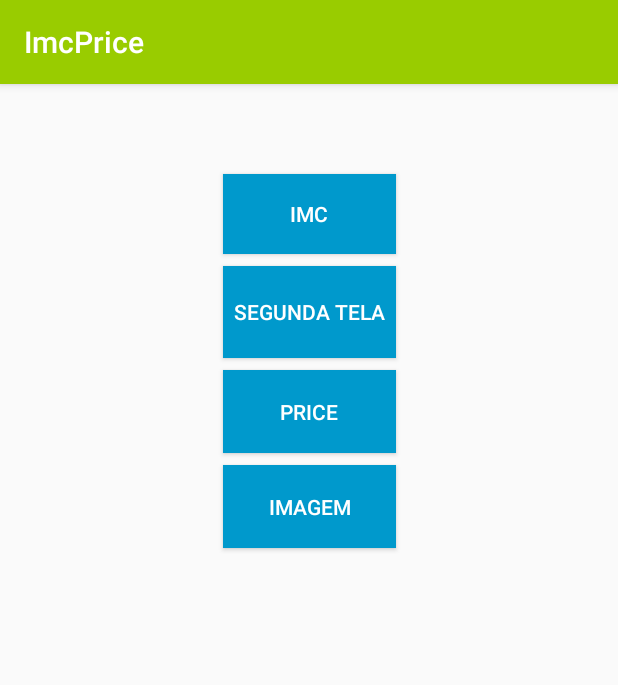
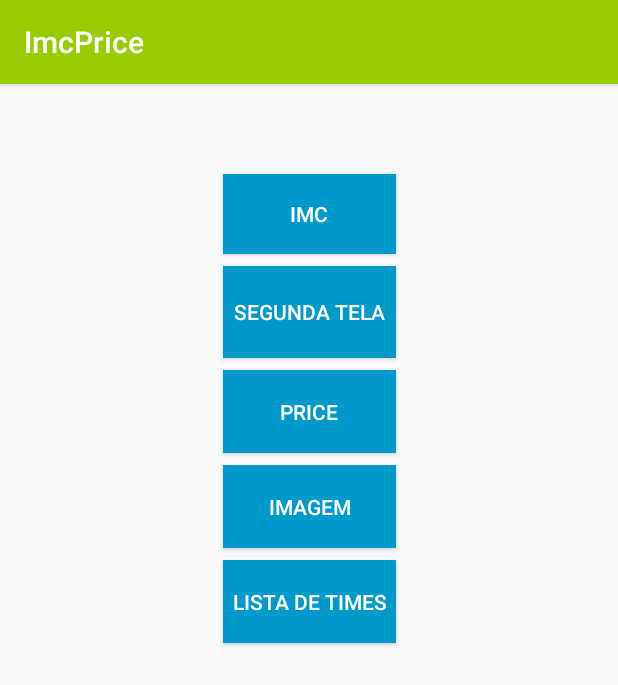
Before and after one commit to heriksonsouza/Logic, an Android app: the screen it shows after launch (MainActivity), on a phone screen of 412 x 824 dp. Shown: the top 685 px of the screen. Run offline under Robolectric (Android 15) with nearby library versions, the phone set to English and light mode, and no system bars.

Commit message:
implementação classe MostarTimesWS e BuscarTimesWS

```diff
--- a/app/build.gradle
+++ b/app/build.gradle
@@ -18,7 +18,6 @@ android {
     }
 }
 
-
 dependencies {
     implementation fileTree(dir: 'libs', include: ['*.jar'])
     implementation 'com.android.support:appcompat-v7:26.0.0-beta1'
--- a/app/src/main/AndroidManifest.xml
+++ b/app/src/main/AndroidManifest.xml
@@ -1,6 +1,7 @@
 <?xml version="1.0" encoding="utf-8"?>
 <manifest xmlns:android="http://schemas.android.com/apk/res/android"
     package="com.price.imc.herikson.imcprice">
+
     <uses-permission android:name="android.permission.INTERNET" />
 
     <application
@@ -21,7 +22,8 @@
         <activity android:name=".TelaPrice" />
         <activity android:name=".SegundaTela" />
         <activity android:name=".FormularioCarro" />
-        <activity android:name=".ApresentarImagem"></activity>
+        <activity android:name=".ApresentarImagem" />
+        <activity android:name=".MostrarTimesWS"></activity>
     </application>
 
 </manifest>
--- a/app/src/main/res/layout/activity_main.xml
+++ b/app/src/main/res/layout/activity_main.xml
@@ -66,4 +66,18 @@
         app:layout_constraintStart_toStartOf="parent"
         app:layout_constraintTop_toBottomOf="@+id/btPrice" />
 
+    <Button
+        android:id="@+id/btListaTimes"
+        android:layout_width="115dp"
+        android:layout_height="55dp"
+        android:layout_marginTop="8dp"
+        android:background="@android:color/holo_blue_dark"
+        android:onClick="chamarMostrarTimesWS"
+        android:text="LISTA DE TIMES"
+        android:textColor="#ffffff"
+        app:layout_constraintEnd_toEndOf="parent"
+        app:layout_constraintHorizontal_bias="0.501"
+        app:layout_constraintStart_toStartOf="parent"
+        app:layout_constraintTop_toBottomOf="@+id/btApresentarImagem" />
+
 </android.support.constraint.ConstraintLayout>
```
Also changed, not shown: app/src/main/java/com/price/imc/herikson/imcprice/BuscarTimesWS.java (added, +76 -0 lines), app/src/main/java/com/price/imc/herikson/imcprice/MainActivity.java (+6 -3 lines), app/src/main/java/com/price/imc/herikson/imcprice/MostrarTimesWS.java (added, +15 -0 lines), app/src/main/res/layout/activity_mostrar_times_ws.xml (added, +35 -0 lines).
